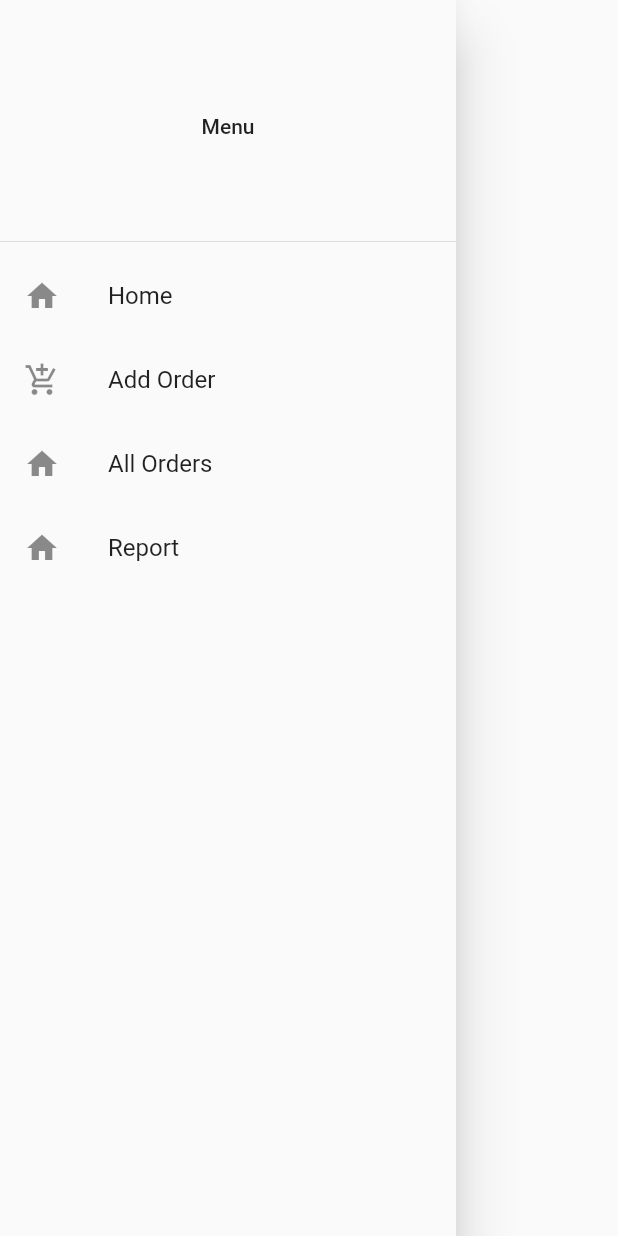
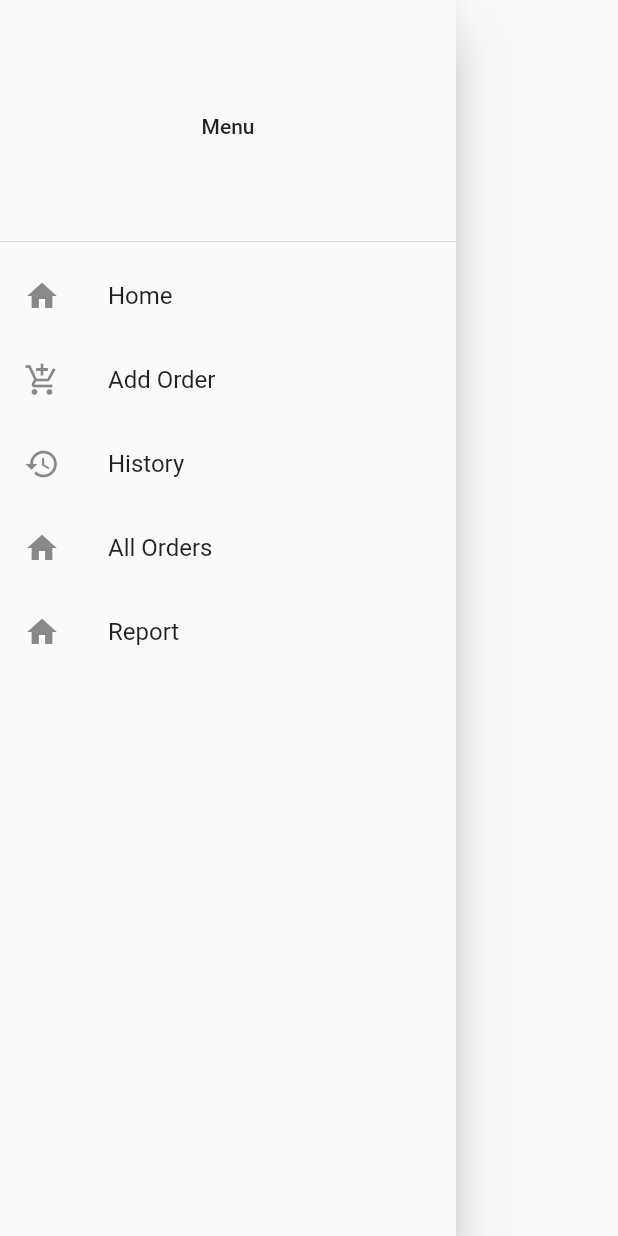
Before and after one commit to JaimeTorrealba/churryswafflesapp, a Flutter app: the SideBar widget shown alone on an empty page, opened directly, on a phone screen of 412 x 824 dp. Run offline on Flutter 3.47's test engine with Material 2 defaults, Android fonts, the phone set to English and light mode, and no system bars; our stand-ins replace cloud_firestore, firebase_core; accounts and stored records are empty.

Commit message:
feat: agregar vista inicial para historial

```diff
--- a/lib/components/home/side_bar.dart
+++ b/lib/components/home/side_bar.dart
@@ -1,4 +1,5 @@
 import 'package:churrys_waffles/views/add_order_page.dart';
+import 'package:churrys_waffles/views/history.dart';
 import 'package:churrys_waffles/views/home.dart';
 import 'package:flutter/material.dart';
 
@@ -28,6 +29,13 @@ class SideBar extends StatelessWidget {
           },
         ),
         ListTile(
+          leading: const Icon(Icons.history),
+          title: const Text('History'),
+          onTap: () => {
+            Navigator.of(context).pushNamed(History.id),
+          },
+        ),
+        ListTile(
           leading: Icon(Icons.home),
           title: Text('All Orders'),
           onTap: () => {
--- a/lib/utils/route_generator.dart
+++ b/lib/utils/route_generator.dart
@@ -1,6 +1,7 @@
 import 'package:flutter/material.dart';
 import '../views/home.dart';
 import '../views/add_order_page.dart';
+import '../views/history.dart';
 
 class RouteGenerator {
   static Route<dynamic> generateRoute(RouteSettings settings) {
@@ -12,6 +13,8 @@ class RouteGenerator {
         return MaterialPageRoute(builder: (_) => MyHomePage());
       case AddOrderPage.id:
         return MaterialPageRoute(builder: (_) => AddOrderPage());
+      case History.id:
+        return MaterialPageRoute(builder: (_) => const History());
       // Validation of correct data type
       /*       if (args is String) {
           return MaterialPageRoute(
```
Also changed, not shown: lib/views/history.dart (added, +46 -0 lines).
